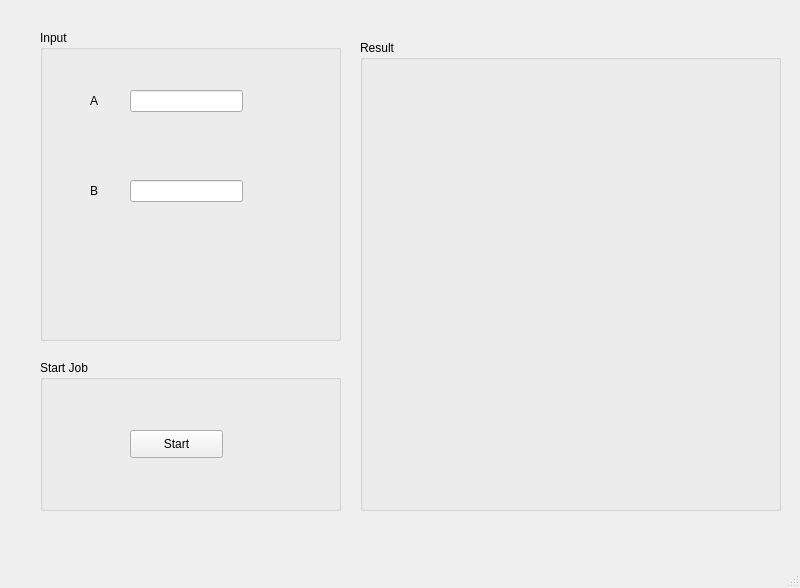
Qt form Example 3/untitled.ui (Arfaouim/QT-gui-python-tools) before a commit.
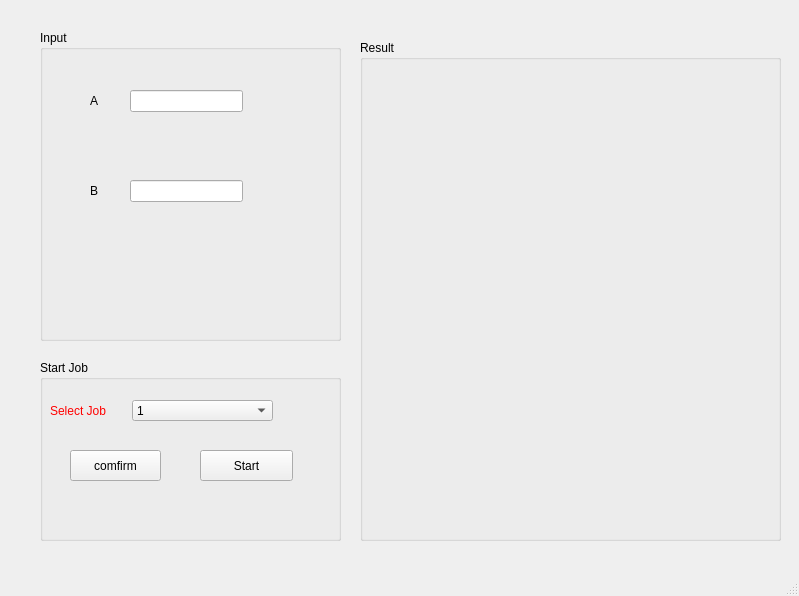
The same form after that commit. Custom widgets are drawn as their Qt base class.

What changed in the file:
```diff
--- a/Example 3/untitled.ui
+++ b/Example 3/untitled.ui
@@ -6,8 +6,8 @@
    <rect>
     <x>0</x>
     <y>0</y>
-    <width>800</width>
-    <height>588</height>
+    <width>799</width>
+    <height>596</height>
    </rect>
   </property>
   <property name="windowTitle">
@@ -20,7 +20,7 @@
       <x>360</x>
       <y>40</y>
       <width>421</width>
-      <height>471</height>
+      <height>501</height>
      </rect>
     </property>
     <property name="title">
@@ -32,7 +32,7 @@
        <x>20</x>
        <y>70</y>
        <width>391</width>
-       <height>341</height>
+       <height>371</height>
       </rect>
      </property>
     </widget>
@@ -102,7 +102,7 @@
       <x>40</x>
       <y>360</y>
       <width>301</width>
-      <height>151</height>
+      <height>181</height>
      </rect>
     </property>
     <property name="title">
@@ -111,16 +111,70 @@
     <widget class="QPushButton" name="compute">
      <property name="geometry">
       <rect>
-       <x>90</x>
-       <y>70</y>
+       <x>160</x>
+       <y>90</y>
        <width>93</width>
-       <height>28</height>
+       <height>31</height>
       </rect>
      </property>
      <property name="text">
       <string>Start</string>
      </property>
     </widget>
+    <widget class="QComboBox" name="comboBox">
+     <property name="geometry">
+      <rect>
+       <x>92</x>
+       <y>40</y>
+       <width>141</width>
+       <height>21</height>
+      </rect>
+     </property>
+     <item>
+      <property name="text">
+       <string>1</string>
+      </property>
+     </item>
+     <item>
+      <property name="text">
+       <string>2</string>
+      </property>
+     </item>
+     <item>
+      <property name="text">
+       <string>3</string>
+      </property>
+     </item>
+    </widget>
+    <widget class="QLabel" name="label_3">
+     <property name="geometry">
+      <rect>
+       <x>10</x>
+       <y>40</y>
+       <width>61</width>
+       <height>21</height>
+      </rect>
+     </property>
+     <property name="styleSheet">
+      <string notr="true">color: rgb(255, 0, 0);</string>
+     </property>
+     <property name="text">
+      <string>Select Job</string>
+     </property>
+    </widget>
+    <widget class="QPushButton" name="comfirm">
+     <property name="geometry">
+      <rect>
+       <x>30</x>
+       <y>90</y>
+       <width>91</width>
+       <height>31</height>
+      </rect>
+     </property>
+     <property name="text">
+      <string>comfirm</string>
+     </property>
+    </widget>
    </widget>
   </widget>
   <widget class="QMenuBar" name="menubar">
```
Left out of the diff: 2 changed lines with no effect on the pictures.
